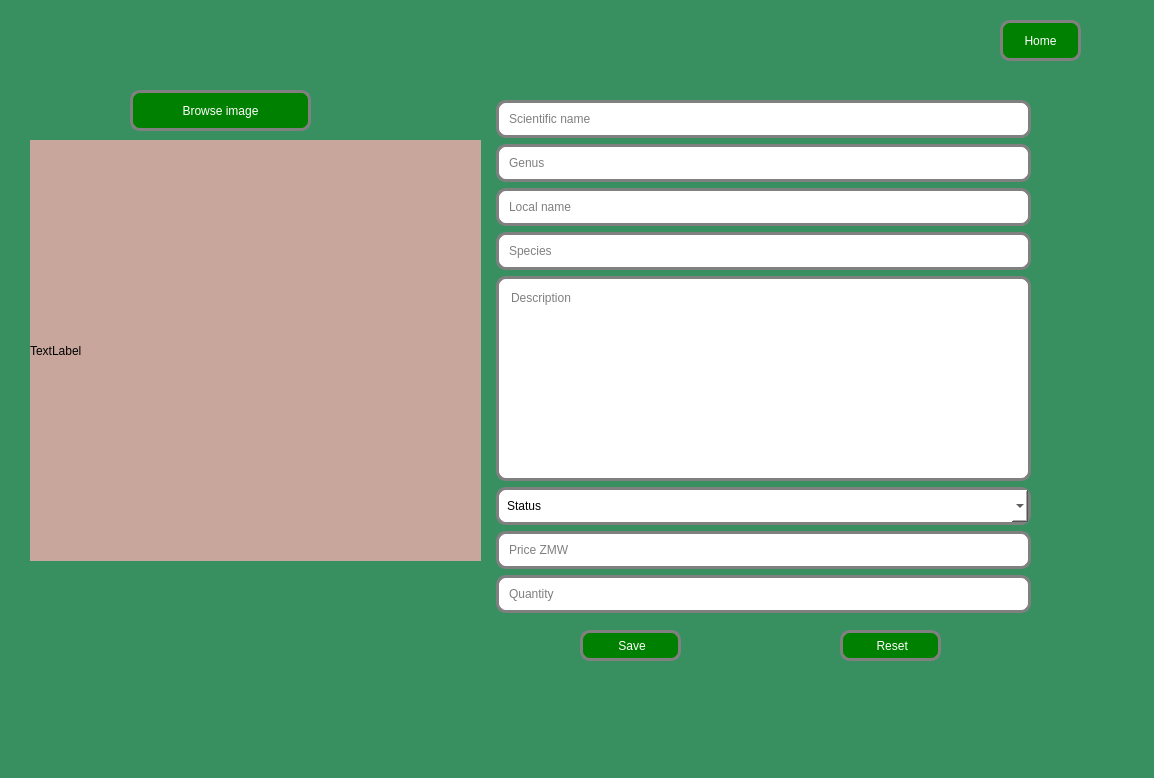
Old version of the form addplant.ui in the repository Rabsoninnora/RoseGardenPlantCareSystem.
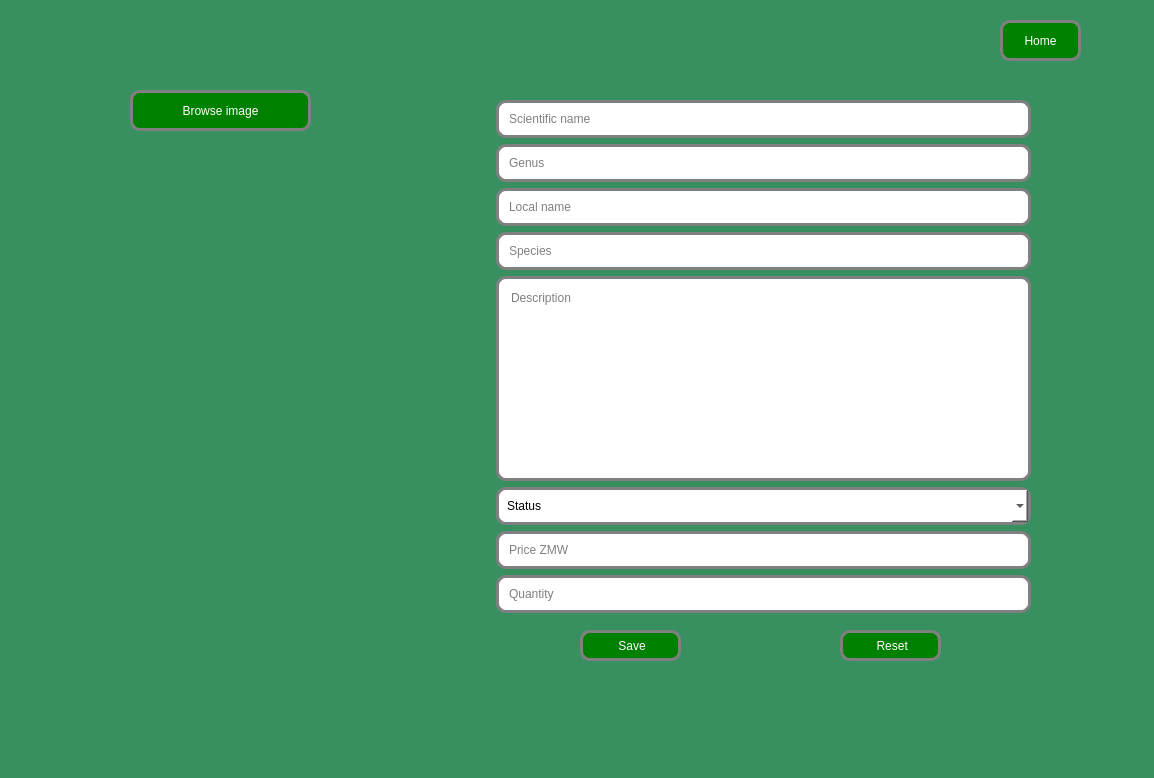
New version of the form. Icons and pictures are not drawn.

What changed in the file:
```diff
--- a/addplant.ui
+++ b/addplant.ui
@@ -320,10 +320,17 @@
     </rect>
    </property>
    <property name="styleSheet">
-    <string notr="true">background-color: rgb(200, 166, 155);</string>
+    <string notr="true"> 
+ QLabel {
+  border:2px solid gray;
+  border-radius: 10px;
+  padding: 8px 8px;
+  background: rgb(255, 255, 255);
+ 
+};</string>
    </property>
    <property name="text">
-    <string>TextLabel</string>
+    <string/>
    </property>
   </widget>
  </widget>
```
